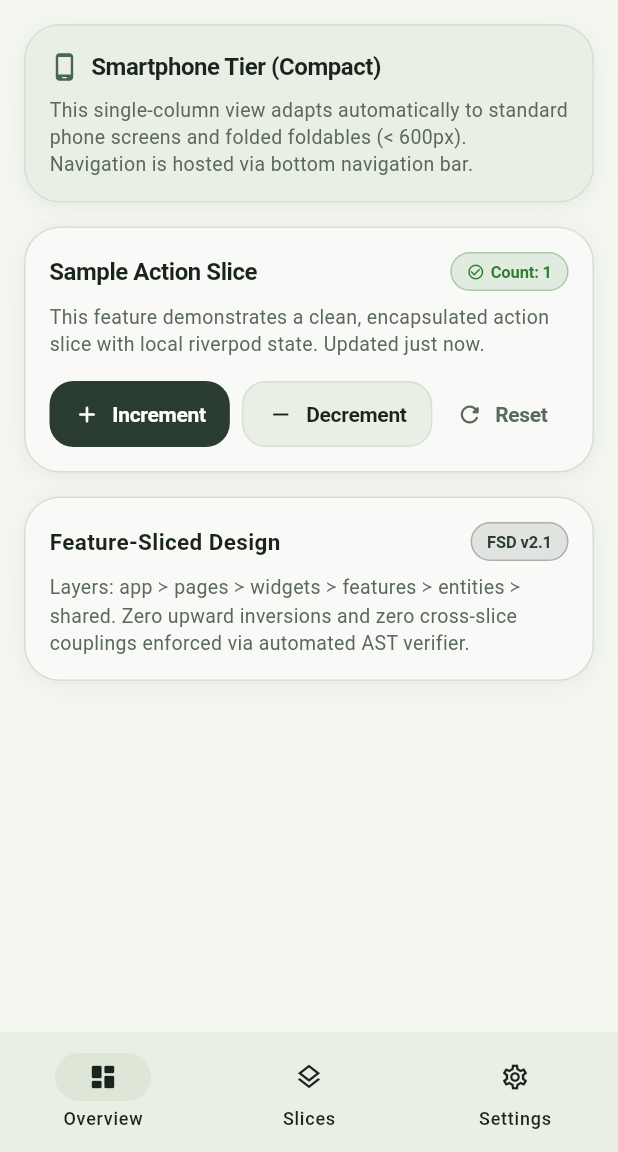
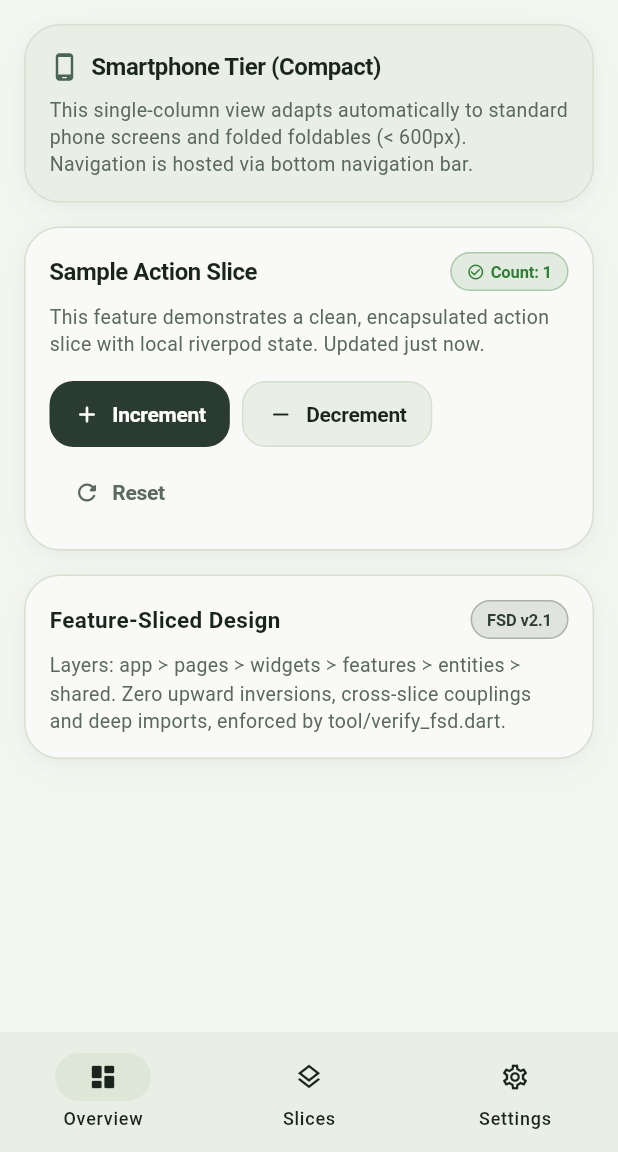
Before and after one commit to Cris92bb/Agentic-template, a Flutter app: the screen it shows after launch, after a tap on "Increment", on a phone screen of 412 x 824 dp, the part 84-1236 px from its top. Run offline on Flutter 3.47's test engine with Material 3 defaults, Android fonts, the phone set to English and light mode, and no system bars; our stand-ins replace flutter_riverpod, shared_preferences.

Commit message:
fix(layout): repair device simulator frame and prevent overflows
Device simulator (FormFactorPreviewFrame):
- Watch simulation removed the app bar, leaving no way to switch back;
  the frame now hosts the device picker for the watch view.
- The frame was not inside a Material, so its banner used the red,
  underlined error text style over an unpainted background.
- MediaQuery reported the outer frame size; layouts now get the inner
  viewport (bezel excluded) with zeroed padding and insets.
- The frame scales down when the window is smaller than the device, and
  Desktop simulated in a window narrower than 1024px uses a 1280x800
  preview instead of rendering the desktop layout in a phone-sized box.

Layout:
- ActionTriggerCard buttons use a Wrap and card/view title rows use
  Expanded text, fixing RenderFlex overflows on phones and in the fold
  detail pane (reproduced by the new HomePage smoke tests).
- StatusBadge truncates its label when width-constrained.
- The watch view scales its content down to fit the circular safe area.
- The wide header bounds the title and uses the popup picker on
  foldables/tablets instead of splitting the space with a Spacer.

Breakpoints:
- A window is a wearable only when both sides are <= 320px, so a short
  but wide desktop/browser window no longer switches to the watch view.

Co-Authored-By: Claude Opus 5 <noreply@anthropic.com>

```diff
--- a/lib/features/sample_action/ui/action_trigger_card.dart
+++ b/lib/features/sample_action/ui/action_trigger_card.dart
@@ -66,10 +66,11 @@ class ActionTriggerCard extends ConsumerWidget {
         mainAxisSize: MainAxisSize.min,
         children: [
           Row(
-            mainAxisAlignment: MainAxisAlignment.spaceBetween,
             children: [
-              Text(
+              Expanded(
+                child: Text(
                   'Sample Action Slice',
+                  overflow: TextOverflow.ellipsis,
                   style: TextStyle(
                     fontSize: 16,
                     fontWeight: FontWeight.w700,
@@ -77,6 +78,8 @@ class ActionTriggerCard extends ConsumerWidget {
                     letterSpacing: -0.3,
                   ),
                 ),
+              ),
+              const SizedBox(width: AppTokens.spaceSm),
               StatusBadge(
                 label: 'Count: ${counterState.count}',
                 tone: counterState.count > 0
@@ -96,20 +99,22 @@ class ActionTriggerCard extends ConsumerWidget {
             ),
           ),
           const SizedBox(height: AppTokens.spaceMd),
-          Row(
+          // Wrap instead of Row so the buttons flow onto a new line on narrow
+          // cards (phone, fold detail pane) instead of overflowing.
+          Wrap(
+            spacing: AppTokens.spaceSm,
+            runSpacing: AppTokens.spaceSm,
             children: [
               AppButton(
                 label: 'Increment',
                 icon: Icons.add_rounded,
                 onPressed: controller.increment,
               ),
-              const SizedBox(width: AppTokens.spaceSm),
               AppButton.secondary(
                 label: 'Decrement',
                 icon: Icons.remove_rounded,
                 onPressed: counterState.count > 0 ? controller.decrement : null,
               ),
-              const Spacer(),
               if (counterState.count > 0)
                 AppButton.ghost(
                   label: 'Reset',
--- a/lib/pages/home/home_page.dart
+++ b/lib/pages/home/home_page.dart
@@ -30,7 +30,9 @@ class _HomePageState extends ConsumerState<HomePage> {
 
     // If active tier is Wearable, display the watch-optimized glanceable view
     if (tier == ScreenTier.wearable) {
+      // The watch view has no app bar, so the frame hosts the device picker.
       return const FormFactorPreviewFrame(
+        showDevicePicker: true,
         child: WearableHomeView(),
       );
     }
--- a/lib/pages/home/views/fold_home_view.dart
+++ b/lib/pages/home/views/fold_home_view.dart
@@ -42,13 +42,16 @@ class FoldHomeView extends StatelessWidget {
                           size: 20,
                         ),
                         const SizedBox(width: AppTokens.spaceSm),
-                        Text(
+                        Expanded(
+                          child: Text(
                             'Foldable Tier (Dual Pane)',
+                            overflow: TextOverflow.ellipsis,
                             style: TextStyle(
                               fontSize: 16,
                               fontWeight: FontWeight.w700,
                               color: textPrimary,
                               letterSpacing: -0.3,
+                            ),
                           ),
                         ),
                       ],
--- a/lib/pages/home/views/phone_home_view.dart
+++ b/lib/pages/home/views/phone_home_view.dart
@@ -35,13 +35,16 @@ class PhoneHomeView extends StatelessWidget {
                     size: 20,
                   ),
                   const SizedBox(width: AppTokens.spaceSm),
-                  Text(
+                  Expanded(
+                    child: Text(
                       'Smartphone Tier (Compact)',
+                      overflow: TextOverflow.ellipsis,
                       style: TextStyle(
                         fontSize: 16,
                         fontWeight: FontWeight.w700,
                         color: textPrimary,
                         letterSpacing: -0.3,
+                      ),
                     ),
                   ),
                 ],
@@ -72,16 +75,19 @@ class PhoneHomeView extends StatelessWidget {
             crossAxisAlignment: CrossAxisAlignment.start,
             children: [
               Row(
-                mainAxisAlignment: MainAxisAlignment.spaceBetween,
                 children: [
-                  Text(
+                  Expanded(
+                    child: Text(
                       'Feature-Sliced Design',
+                      overflow: TextOverflow.ellipsis,
                       style: TextStyle(
                         fontSize: 15,
                         fontWeight: FontWeight.w700,
                         color: textPrimary,
                       ),
                     ),
+                  ),
+                  const SizedBox(width: AppTokens.spaceSm),
                   const StatusBadge(
                     label: 'FSD v2.1',
                     tone: BadgeTone.primary,
@@ -90,7 +96,7 @@ class PhoneHomeView extends StatelessWidget {
               ),
               const SizedBox(height: AppTokens.spaceSm),
               Text(
-                'Layers: app ≻ pages ≻ widgets ≻ features ≻ entities ≻ shared. Zero upward inversions and zero cross-slice couplings enforced via automated AST verifier.',
+                'Layers: app ≻ pages ≻ widgets ≻ features ≻ entities ≻ shared. Zero upward inversions, cross-slice couplings and deep imports, enforced by tool/verify_fsd.dart.',
                 style: TextStyle(
                   fontSize: 13,
                   color: textSecondary,
--- a/lib/shared/ui/breakpoints.dart
+++ b/lib/shared/ui/breakpoints.dart
@@ -3,7 +3,7 @@ import 'wearable_utils.dart';
 
 /// Semantic viewport tiers spanning Wearable, Smartphone, Foldable, and Desktop/Web.
 enum ScreenTier {
-  /// Smartwatches / Wear OS (circular or compact square displays <= 320px)
+  /// Smartwatches / Wear OS (both display sides <= 320px)
   wearable,
 
   /// Smartphones & Folded devices (portrait single-column width < 600px)
@@ -38,9 +38,6 @@ class Breakpoints {
       return ScreenTier.wearable;
     }
     final width = MediaQuery.sizeOf(context).width;
-    if (width <= wearableMax) {
-      return ScreenTier.wearable;
-    }
     if (width < compactMax) {
       return ScreenTier.compact;
     }
--- a/lib/shared/ui/primitives/status_badge.dart
+++ b/lib/shared/ui/primitives/status_badge.dart
@@ -65,16 +65,24 @@ class StatusBadge extends StatelessWidget {
         borderRadius: AppTokens.radiusFull,
         border: Border.all(color: border, width: 1.0),
       ),
-      child: Row(
-        mainAxisSize: MainAxisSize.min,
-        crossAxisAlignment: CrossAxisAlignment.center,
+      // A single rich text (instead of a Row) truncates with an ellipsis when
+      // the badge is width-constrained, yet still sizes naturally inside Rows.
+      child: Text.rich(
+        TextSpan(
           children: [
-          if (icon != null) ...[
-            Icon(icon, size: 12, color: fg),
-            const SizedBox(width: 4),
+            if (icon != null)
+              WidgetSpan(
+                alignment: PlaceholderAlignment.middle,
+                child: Padding(
+                  padding: const EdgeInsets.only(right: 4),
+                  child: Icon(icon, size: 12, color: fg),
+                ),
+              ),
+            TextSpan(text: label),
           ],
-          Text(
-            label,
+        ),
+        maxLines: 1,
+        overflow: TextOverflow.ellipsis,
         style: TextStyle(
           fontSize: 11,
           fontWeight: FontWeight.w600,
@@ -82,8 +90,6 @@ class StatusBadge extends StatelessWidget {
           letterSpacing: -0.1,
         ),
       ),
-        ],
-      ),
     );
   }
 }
--- a/lib/shared/ui/wearable_utils.dart
+++ b/lib/shared/ui/wearable_utils.dart
@@ -8,13 +8,19 @@ import 'package:flutter/material.dart';
 class WearableUtils {
   const WearableUtils._();
 
-  /// Maximum logical width or height (shortest side) considered a smartwatch display.
-  static const double maxWatchShortestSide = 320.0;
+  /// Maximum logical size of both display sides for a smartwatch display.
+  static const double maxWatchSide = 320.0;
+
+  @Deprecated('Use maxWatchSide: both display sides must now fit within it.')
+  static const double maxWatchShortestSide = maxWatchSide;
 
   /// Returns true if the current viewport corresponds to a smartwatch / wearable display.
+  ///
+  /// Both sides must be small: a short but wide desktop or browser window is
+  /// not a watch.
   static bool isWearable(BuildContext context) {
     final size = MediaQuery.sizeOf(context);
-    return size.shortestSide <= maxWatchShortestSide && size.shortestSide > 0;
+    return size.longestSide <= maxWatchSide && size.shortestSide > 0;
   }
 
   /// Calculates safe inset padding so content does not clip on circular watch displays.
--- a/lib/widgets/adaptive_scaffold/ui/adaptive_scaffold.dart
+++ b/lib/widgets/adaptive_scaffold/ui/adaptive_scaffold.dart
@@ -170,8 +170,14 @@ class _AdaptiveScaffoldState extends State<AdaptiveScaffold> {
                   ),
                   child: Row(
                     children: [
-                      Text(
+                      // Bounded so a long title truncates instead of squeezing
+                      // the header controls.
+                      ConstrainedBox(
+                        constraints: const BoxConstraints(maxWidth: 240),
+                        child: Text(
                           widget.title,
+                          maxLines: 1,
+                          overflow: TextOverflow.ellipsis,
                           style: TextStyle(
                             fontSize: 18,
                             fontWeight: FontWeight.w800,
@@ -179,14 +185,21 @@ class _AdaptiveScaffoldState extends State<AdaptiveScaffold> {
                             letterSpacing: -0.5,
                           ),
                         ),
-                      const Spacer(),
-                      Flexible(
+                      ),
+                      const SizedBox(width: AppTokens.spaceMd),
+                      Expanded(
+                        child: Align(
+                          alignment: Alignment.centerRight,
                           child: SingleChildScrollView(
                             scrollDirection: Axis.horizontal,
                             child: Row(
                               mainAxisSize: MainAxisSize.min,
                               children: [
-                              const DeviceSimulatorPicker(),
+                                // The chip row needs desktop width; foldables
+                                // and tablets use the popup picker.
+                                DeviceSimulatorPicker(
+                                  compact: tier != ScreenTier.desktopWeb,
+                                ),
                                 const SizedBox(width: AppTokens.spaceSm),
                                 const ThemeToggleButton(),
                                 if (widget.actions != null) ...[
@@ -194,6 +207,7 @@ class _AdaptiveScaffoldState extends State<AdaptiveScaffold> {
                                   ...widget.actions!,
                                 ],
                               ],
+                            ),
                           ),
                         ),
                       ),
--- a/lib/widgets/form_factor_preview/ui/form_factor_preview_frame.dart
+++ b/lib/widgets/form_factor_preview/ui/form_factor_preview_frame.dart
@@ -4,14 +4,23 @@ import '../../../entities/app_settings/app_settings.dart';
 import '../../../features/device_simulator/device_simulator.dart';
 import '../../../shared/shared.dart';
 
+/// Viewport used when Desktop / Web is simulated in a window narrower than the
+/// desktop breakpoint, so the desktop layout never renders in a phone-sized box.
+const Size _desktopFallbackPreviewSize = Size(1280, 800);
+
 /// Renders a simulated hardware frame (circular watch, phone frame, fold bezel)
 /// when an in-app simulated device profile is active.
 class FormFactorPreviewFrame extends ConsumerWidget {
   final Widget child;
 
+  /// Shows the device picker next to the preview banner, for children that do
+  /// not host their own picker (e.g. the watch view).
+  final bool showDevicePicker;
+
   const FormFactorPreviewFrame({
     super.key,
     required this.child,
+    this.showDevicePicker = false,
   });
 
   @override
@@ -31,36 +40,69 @@ class FormFactorPreviewFrame extends ConsumerWidget {
       orElse: () => SimulatedDevice.auto,
     );
 
-    if (device.previewSize == null) {
+    final isNarrowWindow =
+        MediaQuery.sizeOf(context).width < Breakpoints.foldOrTabletMax;
+    final size = device.previewSize ??
+        (device == SimulatedDevice.desktop && isNarrowWindow
+            ? _desktopFallbackPreviewSize
+            : null);
+
+    if (size == null) {
       return child;
     }
 
-    final size = device.previewSize!;
+    final isWatch = device == SimulatedDevice.watchRound;
+    final bezelWidth = isWatch ? 12.0 : 8.0;
+    // The bezel is drawn inside the frame, so the child only gets the inner area.
+    final viewportSize = Size(
+      size.width - bezelWidth * 2,
+      size.height - bezelWidth * 2,
+    );
 
-    return Center(
+    return Material(
+      color: isDark ? AppTokens.darkCanvasBg : AppTokens.lightCanvasBg,
+      child: Center(
         child: SingleChildScrollView(
           padding: const EdgeInsets.all(AppTokens.spaceLg),
           child: Column(
             mainAxisSize: MainAxisSize.min,
             children: [
               // Preview header banner
-            Container(
-              margin: const EdgeInsets.only(bottom: AppTokens.spaceSm),
-              padding: const EdgeInsets.symmetric(horizontal: 12, vertical: 4),
+              Padding(
+                padding: const EdgeInsets.only(bottom: AppTokens.spaceSm),
+                child: Row(
+                  mainAxisSize: MainAxisSize.min,
+                  children: [
+                    Flexible(
+                      child: Container(
+                        padding: const EdgeInsets.symmetric(
+                          horizontal: 12,
+                          vertical: 4,
+                        ),
                         decoration: BoxDecoration(
-                color: isDark ? AppTokens.darkSurfaceBg : AppTokens.lightSurfaceBg,
+                          color: isDark
+                              ? AppTokens.darkSurfaceBg
+                              : AppTokens.lightSurfaceBg,
                           borderRadius: AppTokens.radiusFull,
                           border: Border.all(
-                  color: isDark ? AppTokens.darkBorder : AppTokens.lightBorder,
+                            color: isDark
+                                ? AppTokens.darkBorder
+                                : AppTokens.lightBorder,
                           ),
                         ),
                         child: Row(
                           mainAxisSize: MainAxisSize.min,
                           children: [
-                  Icon(device.icon, size: 14, color: AppTokens.primaryLight),
+                            Icon(
+                              device.icon,
+                              size: 14,
+                              color: AppTokens.primaryLight,
+                            ),
                             const SizedBox(width: 6),
-                  Text(
+                            Flexible(
+                              child: Text(
                                 'Simulating ${device.label} (${size.width.toInt()}×${size.height.toInt()})',
+                                overflow: TextOverflow.ellipsis,
                                 style: TextStyle(
                                   fontSize: 11,
                                   fontWeight: FontWeight.w600,
@@ -69,44 +111,60 @@ class FormFactorPreviewFrame extends ConsumerWidget {
                                       : AppTokens.lightTextSecondary,
                                 ),
                               ),
+                            ),
+                          ],
+                        ),
+                      ),
+                    ),
+                    if (showDevicePicker) ...[
+                      const SizedBox(width: AppTokens.spaceXs),
+                      const DeviceSimulatorPicker(compact: true),
+                    ],
                   ],
                 ),
               ),
 
-            // Frame container
-            Container(
+              // Frame container, scaled down when the window is smaller than it
+              FittedBox(
+                fit: BoxFit.scaleDown,
+                child: Container(
                   width: size.width,
                   height: size.height,
                   clipBehavior: Clip.antiAlias,
                   decoration: BoxDecoration(
-                color: isDark ? AppTokens.darkCanvasBg : AppTokens.lightCanvasBg,
-                shape: device == SimulatedDevice.watchRound
-                    ? BoxShape.circle
-                    : BoxShape.rectangle,
-                borderRadius: device == SimulatedDevice.watchRound
-                    ? null
-                    : AppTokens.radiusXl,
+                    color: isDark
+                        ? AppTokens.darkCanvasBg
+                        : AppTokens.lightCanvasBg,
+                    shape: isWatch ? BoxShape.circle : BoxShape.rectangle,
+                    borderRadius: isWatch ? null : AppTokens.radiusXl,
                     border: Border.all(
-                  color: isDark ? const Color(0xFF334155) : const Color(0xFF1E293B),
-                  width: device == SimulatedDevice.watchRound ? 12.0 : 8.0,
+                      color: isDark
+                          ? const Color(0xFF334155)
+                          : const Color(0xFF1E293B),
+                      width: bezelWidth,
                     ),
                     boxShadow: AppTokens.floatingShadow,
                   ),
                   child: ClipRRect(
-                borderRadius: device == SimulatedDevice.watchRound
-                    ? BorderRadius.circular(size.width / 2)
+                    borderRadius: isWatch
+                        ? BorderRadius.circular(viewportSize.width / 2)
                         : BorderRadius.circular(24.0),
                     child: MediaQuery(
                       data: MediaQuery.of(context).copyWith(
-                    size: size,
+                        size: viewportSize,
+                        padding: EdgeInsets.zero,
+                        viewPadding: EdgeInsets.zero,
+                        viewInsets: EdgeInsets.zero,
                       ),
                       child: child,
+                    ),
                   ),
                 ),
               ),
             ],
           ),
         ),
+      ),
     );
   }
 }
```
Also changed, not shown: lib/pages/home/views/desktop_home_view.dart (+9 -3 lines), lib/pages/home/views/wearable_home_view.dart (+10 -5 lines), 4 other files. Lines whose indentation alone changed are shown as unchanged.
